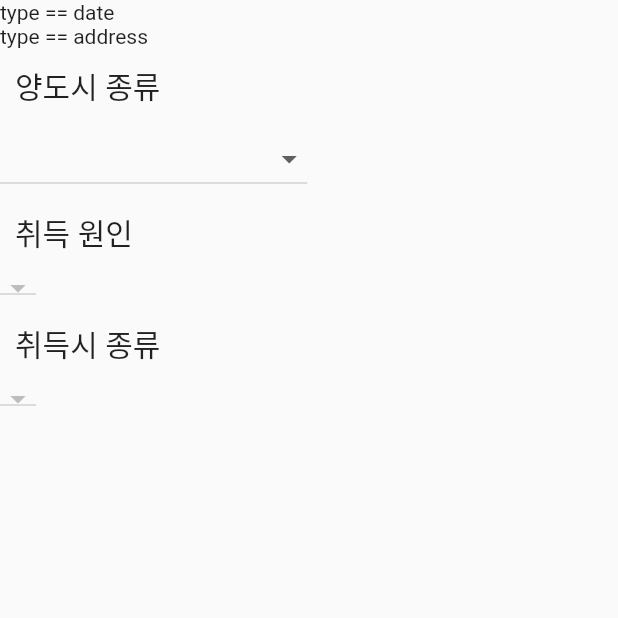
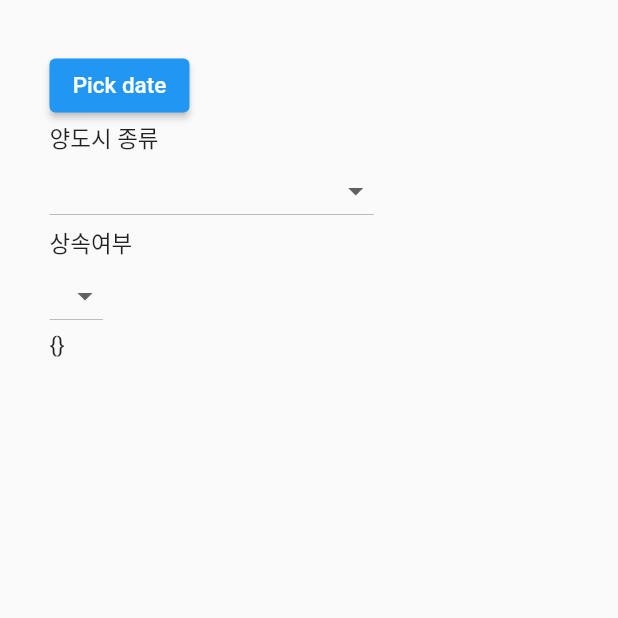
Before and after one commit to tyjeon24/capgain, a Flutter app: the screen it shows after launch, on a phone screen of 412 x 824 dp, the top half of it. Run offline on Flutter 3.47's test engine with Material 2 defaults, Android fonts, the light colour scheme and no system bars; our stand-ins replace get.

Commit message:
달력, 드롭다운 구현

```diff
--- a/lib/first_filter.dart
+++ b/lib/first_filter.dart
@@ -1,26 +1,12 @@
-Map filtermap1 = { // 취득원인맵
-  "주택(주거용 오피스텔 포함)":[
-    "자가신축",
-    "매매",
-    "증여",
-    "상속"
-  ],
-  "조합원 입주권":[
-    "자가신축",
-    "매매",
-    "증여",
-    "상속"
-  ],
-  "분양권(2021년 이전 취득)":[
-    "매매",
-    "증여",
-    "상속"
-  ],
-  "분양권(2022년 이후 취득)":[
-    "매매",
-    "증여",
-    "상속"
-  ]
+import 'package:get/get.dart';
+import 'param_controller.dart';
+
+Map filtermap1 = {
+  // 취득원인맵
+  "주택(주거용 오피스텔 포함)": ["자가신축", "매매", "증여", "상속"],
+  "조합원 입주권": ["자가신축", "매매", "증여", "상속"],
+  "분양권(2021년 이전 취득)": ["매매", "증여", "상속"],
+  "분양권(2022년 이후 취득)": ["매매", "증여", "상속"]
 };
 
 // 호출하는 법
@@ -35,14 +21,11 @@ Map filtermap1 = { // 취득원인맵
 // "조합원 입주권"
 // ]
 
-Map filtermap2 = { // 취득시종류맵
-  "주택(주거용 오피스텔 포함)":{
-    "자가신축":[
-      "재건축전 주택",
-      "주택",
-      "주거용 오피스텔"
-    ],
-    "매매":[
+Map filtermap2 = {
+  // 취득시종류맵
+  "주택(주거용 오피스텔 포함)": {
+    "자가신축": ["재건축전 주택", "주택", "주거용 오피스텔"],
+    "매매": [
       "주택",
       "분양권(2021년 이전 취득)",
       "주거용 오피스텔",
@@ -50,7 +33,7 @@ Map filtermap2 = { // 취득시종류맵
       "분양권(2022년 이후 취득)",
       "조합원 입주권"
     ],
-    "증여":[
+    "증여": [
       "주택",
       "분양권(2021년 이전 취득)",
       "주거용 오피스텔",
@@ -58,7 +41,7 @@ Map filtermap2 = { // 취득시종류맵
       "분양권(2022년 이후 취득)",
       "조합원 입주권"
     ],
-    "상속":[
+    "상속": [
       "주택",
       "분양권(2021년 이전 취득)",
       "주거용 오피스텔",
@@ -67,77 +50,50 @@ Map filtermap2 = { // 취득시종류맵
       "조합원 입주권"
     ]
   },
-  "조합원 입주권":{
-    "자가신축":[
-      "재건축전 주택"
-    ],
-    "매매":[
-      "재건축전 주택",
-      "분양권(2022년 이후 취득)",
-      "분양권(2021년 이전 취득)",
-      "조합원 입주권"
-    ],
-    "증여":[
-      "재건축전 주택",
-      "분양권(2022년 이후 취득)",
-      "분양권(2021년 이전 취득)",
-      "조합원 입주권"
-    ],
-    "상속":[
-      "재건축전 주택",
-      "분양권(2022년 이후 취득)",
-      "분양권(2021년 이전 취득)",
-      "조합원 입주권"
-    ]
+  "조합원 입주권": {
+    "자가신축": ["재건축전 주택"],
+    "매매": ["재건축전 주택", "분양권(2022년 이후 취득)", "분양권(2021년 이전 취득)", "조합원 입주권"],
+    "증여": ["재건축전 주택", "분양권(2022년 이후 취득)", "분양권(2021년 이전 취득)", "조합원 입주권"],
+    "상속": ["재건축전 주택", "분양권(2022년 이후 취득)", "분양권(2021년 이전 취득)", "조합원 입주권"]
   },
-  "분양권(2021년 이전 취득)":{
-    "매매":[
-      "분양권(2021년 이전 취득)"
-    ],
-    "증여":[
-      "분양권(2021년 이전 취득)"
-    ],
-    "상속":[
-      "분양권(2021년 이전 취득)"
-    ]
+  "분양권(2021년 이전 취득)": {
+    "매매": ["분양권(2021년 이전 취득)"],
+    "증여": ["분양권(2021년 이전 취득)"],
+    "상속": ["분양권(2021년 이전 취득)"]
   },
-  "분양권(2022년 이후 취득)":{
-    "매매":[
-      "분양권(2022년 이후 취득)"
-    ],
-    "증여":[
-      "분양권(2022년 이후 취득)"
-    ],
-    "상속":[
-      "분양권(2022년 이후 취득)"
-    ]
+  "분양권(2022년 이후 취득)": {
+    "매매": ["분양권(2022년 이후 취득)"],
+    "증여": ["분양권(2022년 이후 취득)"],
+    "상속": ["분양권(2022년 이후 취득)"]
   }
 };
 
 List<Map> baseInfo = [
+  {"smallTitle": "양도예정일", "hintText": "20220731", "type": "date"},
+  {"smallTitle": "주소", "hintText": "서울특별시 서초구 반포대로 4(서초동)", "type": "address"},
   {
-    "smallTitle":"양도예정일",
-    "hintText":"20220731",
-    "type":"date"
+    "smallTitle": "양도시 종류",
+    "type": "dropdown",
+    "contents": [
+      "주택(주거용 오피스텔 포함)",
+      "조합원 입주권",
+      "분양권(2021년 이전 취득)",
+      "분양권(2022년 이후 취득)"
+    ]
   },
   {
-    "smallTitle":"주소",
-    "hintText":"서울특별시 서초구 반포대로 4(서초동)",
-    "type":"address"
+    "smallTitle": "취득 원인",
+    "type": "dropdown",
+    "contents": [],
   },
   {
-    "smallTitle":"양도시 종류",
-    "type":"dropdown",
-    "contents":["주택(주거용 오피스텔 포함)", "조합원 입주권", "분양권(2021년 이전 취득)", "분양권(2022년 이후 취득)"]
-  },
-  {
-    "smallTitle":"취득 원인",
-    "type":"dropdown",
-    "contents":null,
-  },
-  {
-    "smallTitle":"취득시 종류",
-    "type":"dropdown",
-    "contents":null,
+    "smallTitle": "취득시 종류",
+    "type": "dropdown",
+    "contents": [
+      "주택sabc포함)",
+      "조합원 입주권",
+      "분양권(2021년 이전 취득)",
+      "분양권(2022년 이후 취득)"
+    ],
   }
 ];
--- a/lib/main.dart
+++ b/lib/main.dart
@@ -1,158 +1,128 @@
-import 'package:capgain/CapGainWidgets/CapGainWidgets.dart';
-import 'package:capgain/CapGainWidgets/CustomDropDown.dart';
 import 'package:capgain/first_filter.dart';
 import 'package:flutter/material.dart';
-import 'package:flutter/material.dart';
-import 'package:async/async.dart';
-import 'package:flutter/services.dart';
+import 'package:get/get.dart';
+import 'widgets/custom_dropdown.dart';
+import 'param_controller.dart';
+import 'widgets/custom_oxdropdown.dart';
+import 'widgets/custom_datepicker.dart';
+import 'package:flutter_localizations/flutter_localizations.dart'; // 달력 한글 출력용
 
 void main() {
-  runApp(const MyApp());
+  runApp(MyApp());
 }
 
 class MyApp extends StatelessWidget {
-  const MyApp({Key? key}) : super(key: key);
-
-  // This widget is the root of your application.
+  final mainController = Get.put(CapitalGainsParameter());
   @override
   Widget build(BuildContext context) {
-    return MaterialApp(
-      title: 'Flutter Demo',
-      theme: ThemeData(
-        primarySwatch: Colors.blue,
-      ),
-      home: const CapitalGainsTaxPage(title: 'Flutter Demo Home Page'),
+    return GetMaterialApp(
+      localizationsDelegates: [
+        // 달력 한글 출력용
+        GlobalMaterialLocalizations.delegate,
+        GlobalWidgetsLocalizations.delegate
+      ],
+      supportedLocales: [
+        // 달력 한글 출력용
+        const Locale('ko', 'KR'),
+        // include country code too
+      ],
+      home: CapitalGainsTaxPage(),
     );
   }
 }
 
-class CapitalGainsTaxPage extends StatefulWidget {
-  const CapitalGainsTaxPage({Key? key, required this.title}) : super(key: key);
-  final String title;
-
-  @override
-  State<CapitalGainsTaxPage> createState() => CapitalGainsTaxPageState();
-}
-
-class CapitalGainsTaxPageState extends State<CapitalGainsTaxPage> {
-
-  final asyncMemoizer = AsyncMemoizer();
-
-  Map<String, String?> params = {
-    "양도예정일":null,
-    "주소":null,
-    "양도시 종류":null,
-    "취득 원인":null,
-    "취득시 종류":null,
-  };
-
+class CapitalGainsTaxPage extends StatelessWidget {
+  final controller = Get.find<CapitalGainsParameter>();
   @override
   Widget build(BuildContext context) {
     return Scaffold(
       body: SafeArea(
-        child: Center(
-          child: ConstrainedBox(
-            constraints: BoxConstraints(
-              maxWidth: 1000,
-            ),
-            child: FutureBuilder(
-                future: getCSVonce(),
-                builder: (context,snapshot){
-                  return ListView.builder(
-                      itemCount: baseInfo.length,
-                      itemBuilder: (context, index){
-                        if(baseInfo[index]['type'] == 'date'){
-                          return Container(child: Text('type == date'),);
-                        }
-                        else if (baseInfo[index]['type'] == 'address'){
-                          return Text('type == address');
-                        }
-                        else if(baseInfo[index]['type'] == 'dropdown'){
-                          return typeDropDown(index,true);
-                        }
-                        else {
-                          return const Text('baseinfo type error : 해당하는 타입이 없습니다.');
-                        }
+        child: Padding(
+          padding: const EdgeInsets.all(33.0),
+          child: Column(
+            crossAxisAlignment: CrossAxisAlignment.start,
+            mainAxisAlignment: MainAxisAlignment.start,
+            children: [
+              // ################################### 1. 기본 정보 ###############################################
+              CustomDatePicker("양도예정일"),
+              CustomDropdownButton(
+                  baseInfo[2]["smallTitle"], baseInfo[2]["contents"]),
 
-                      }
-                  );
+              Obx(() {
+                if (controller.param.value[baseInfo[2]["smallTitle"]] == null) {
+                  return Container();
                 }
-            ),
+
+                return CustomDropdownButton(
+                    baseInfo[3]["smallTitle"],
+                    filtermap1[
+                        controller.param.value[baseInfo[2]["smallTitle"]]]);
+              }),
+
+              CustomOXDropdownButton("상속여부"),
+
+              Obx(() {
+                if (controller.param.value[baseInfo[3]["smallTitle"]] == null) {
+                  return Container();
+                }
+
+                return CustomDropdownButton(
+                    baseInfo[4]["smallTitle"],
+                    filtermap2[controller.param.value["양도시 종류"]]
+                        [controller.param.value["취득 원인"]]);
+              }),
+
+              Obx(() {
+                if (controller.param.value[baseInfo[3]["smallTitle"]] == null) {
+                  return Container();
+                }
+
+                return CustomDropdownButton(
+                    baseInfo[4]["smallTitle"],
+                    filtermap2[controller.param.value["양도시 종류"]]
+                        [controller.param.value["취득 원인"]]);
+              }),
+
+              // ################################### 2. 추가 정보 ###############################################
+              // Obx(() {
+              //   if (controller.param.value[baseInfo[2]["smallTitle"]] == null ||
+              //       controller.param.value[baseInfo[3]["smallTitle"]] == null ||
+              //       controller.param.value[baseInfo[4]["smallTitle"]] == null) {
+              //     return Container();
+              //   }
+
+              //   var addtionalInfo = [];
+              // }),
+
+              // ################################### 출력 ###############################################
+              Obx(
+                () => Text("${controller.param.value}"),
+              ),
+            ],
           ),
         ),
-      ) // This trailing comma makes auto-formatting nicer for build methods.
+      ),
     );
   }
+}
 
-  Widget typeDate(int index, bool activated){
-    DateTime transferDate;
+class BaseInfoColumn extends StatelessWidget {
+  @override
+  Widget build(BuildContext context) {
+    List<Widget> baseInfoList = [];
 
-    return Column(
-      children: [
-        smallTitle(baseInfo[index]['smallTitle']),
-        Row(
-          children: [
-            Text(''),
-            TextButton(
-                onPressed: (){
-
-                },
-                child: Text('날짜 선택')
-            ),
-          ],
-        )
-      ],
-    );
-  }
-
-  Widget typeDropDown(int index, bool activated){
-    //CustomDropDown _dropDown = CustomDropDown(items: baseInfo[index]['contents'], activated: activated, widgetName: baseInfo[index]['smallTitle']);
-
-    List<String>? contents = baseInfo[index]['contents'];
-
-    return Column(
-      crossAxisAlignment: CrossAxisAlignment.start,
-      children: [
-        smallTitle(baseInfo[index]['smallTitle']),
-        DropdownButton(
-          value: params[baseInfo[index]['smallTitle']],
-            items: ((){
-              if(contents != null){
-                return contents.map(
-                        (value){
-                      return DropdownMenuItem(
-                          value: value,
-                          child: Text(value)
-                      );
-                    }
-                ).toList();
-              }
-              else {return null;}
-            })(),
-            onChanged: (value){
-              setState(() {
-                params[baseInfo[index]['smallTitle']] = value as String;
-              });
-            }
-        )
-      ],
-    );
-  }
-
-
-  Future getCSVonce() => asyncMemoizer.runOnce(()async{
-    String _rawData2 = await rootBundle.loadString('assets/capgain/AcquisitionDate.CSV');
-
-    List<List<dynamic>> listData2 = []; //=  CsvToListConverter().convert(_rawData2);
-
-    List<String> _l2 = _rawData2.split('\n');
-    for(int i = 0 ; i < _l2.length - 1 ;i++){
-      listData2.add(_l2[i].split(','));
-      if(listData2[i][7] != null && listData2[i][7].length > 0){
-        listData2[i][7] = listData2[i][7].toString().substring(0,listData2[i][7].length - 1);
+    for (int i = 0; i < baseInfo.length; i++) {
+      if (baseInfo[i]["type"] == "date") {
+        // baseInfoList.add(날짜위젯)
+      } else if (baseInfo[i]["type"] == "address") {
+        // baseInfoList.add(주소위젯)
+      } else if (baseInfo[i]["type"] == "dropdown" &&
+          baseInfo[i]["contents"].length > 0) {
+        baseInfoList.add(CustomDropdownButton(
+            baseInfo[i]["smallTitle"], baseInfo[i]["contents"]));
       }
     }
 
-    return listData2;
-  });
+    return Column(children: baseInfoList);
+  }
 }
--- /dev/null
+++ b/lib/param_controller.dart
@@ -0,0 +1,12 @@
+import 'package:flutter/material.dart';
+import 'package:get/get.dart';
+import 'first_filter.dart';
+
+class CapitalGainsParameter extends GetxController {
+  var param = {}.obs;
+  var firstFilteredList = [];
+
+  void setParam(key, value) {
+    param[key] = value;
+  }
+}
--- /dev/null
+++ b/lib/widgets/custom_datepicker.dart
@@ -0,0 +1,33 @@
+import 'package:flutter/material.dart';
+import '../param_controller.dart';
+import 'package:get/get.dart';
+
+class CustomDatePicker extends StatelessWidget {
+  var keyValue = "";
+  CustomDatePicker(this.keyValue);
+
+  @override
+  Widget build(BuildContext context) {
+    final controller = Get.find<CapitalGainsParameter>();
+    return Obx(() {
+      print(controller.param.value);
+      // 외부의 Obx와 별개로 내부에서 Obx를 한번 더 호출하는 이유는 드랍다운 값 선택 시 해당 값이 드롭다운에 표기되도록 렌더링하기 위함입니다(setState() 역할)
+      return ElevatedButton(
+          child: Text("Pick date"),
+          onPressed: () {
+            Future<DateTime?> future = showDatePicker(
+                context: context,
+                initialDate: DateTime.now(),
+                firstDate: DateTime(1970),
+                lastDate: DateTime(2100),
+                builder: (BuildContext context, Widget? child) {
+                  return Theme(data: ThemeData.light(), child: child!);
+                });
+
+            future.then((date) {
+              controller.setParam(keyValue, date);
+            });
+          });
+    });
+  }
+}
--- /dev/null
+++ b/lib/widgets/custom_dropdown.dart
@@ -0,0 +1,39 @@
+import 'package:flutter/material.dart';
+import '../param_controller.dart';
+import 'package:get/get.dart';
+
+class CustomDropdownButton extends StatelessWidget {
+  var keyValue = "";
+  List? contents = [];
+  CustomDropdownButton(this.keyValue, this.contents);
+
+  @override
+  Widget build(BuildContext context) {
+    final controller = Get.find<CapitalGainsParameter>();
+    if (contents == null) {
+      return Container();
+    }
+
+    return Obx(() {
+      // 외부의 Obx와 별개로 내부에서 Obx를 한번 더 호출하는 이유는 드랍다운 값 선택 시 해당 값이 드롭다운에 표기되도록 렌더링하기 위함입니다(setState() 역할)
+      return Column(
+        crossAxisAlignment: CrossAxisAlignment.start,
+        children: [
+          Text(keyValue),
+          DropdownButton(
+            value: contents!.contains(controller.param.value[keyValue])
+                ? controller.param.value[keyValue]
+                : null,
+            items: contents?.map((item) {
+              return DropdownMenuItem<String>(
+                  child: new Text(item), value: item);
+            }).toList(),
+            onChanged: (selectedValue) {
+              controller.setParam(keyValue, selectedValue);
+            },
+          ),
+        ],
+      );
+    });
+  }
+}
--- /dev/null
+++ b/lib/widgets/custom_oxdropdown.dart
@@ -0,0 +1,39 @@
+import 'package:flutter/material.dart';
+import '../param_controller.dart';
+import 'package:get/get.dart';
+
+class CustomOXDropdownButton extends StatelessWidget {
+  var keyValue = "";
+  List<Map> contents = [
+    {"displayed": "O", "value": true},
+    {"displayed": "X", "value": false}
+  ];
+
+  CustomOXDropdownButton(this.keyValue);
+
+  @override
+  Widget build(BuildContext context) {
+    final controller = Get.find<CapitalGainsParameter>();
+    return Obx(() {
+      // 외부의 Obx와 별개로 내부에서 Obx를 한번 더 호출하는 이유는 드랍다운 값 선택 시 해당 값이 드롭다운에 표기되도록 렌더링하기 위함입니다(setState() 역할)
+      return Column(
+        crossAxisAlignment: CrossAxisAlignment.start,
+        children: [
+          Text(keyValue),
+          DropdownButton(
+            value: controller.param.value[keyValue] == null
+                ? null
+                : controller.param.value[keyValue],
+            items: contents.map((item) {
+              return DropdownMenuItem<bool>(
+                  child: new Text(item["displayed"]), value: item["value"]);
+            }).toList(),
+            onChanged: (selectedValue) {
+              controller.setParam(keyValue, selectedValue);
+            },
+          )
+        ],
+      );
+    });
+  }
+}
--- a/pubspec.yaml
+++ b/pubspec.yaml
@@ -32,12 +32,13 @@ dependencies:
   http: ^0.13.4
   flutter:
     sdk: flutter
-
-  dropdown_button2: ^1.8.1
+  flutter_localizations:
+    sdk: flutter
 
   # The following adds the Cupertino Icons font to your application.
   # Use with the CupertinoIcons class for iOS style icons.
   cupertino_icons: ^1.0.2
+  get: ^4.6.5
 
 dev_dependencies:
   flutter_test:
```
Also changed, not shown: lib/widgets/CapGainWidgets.dart (added, +47 -0 lines), 1 other file.
